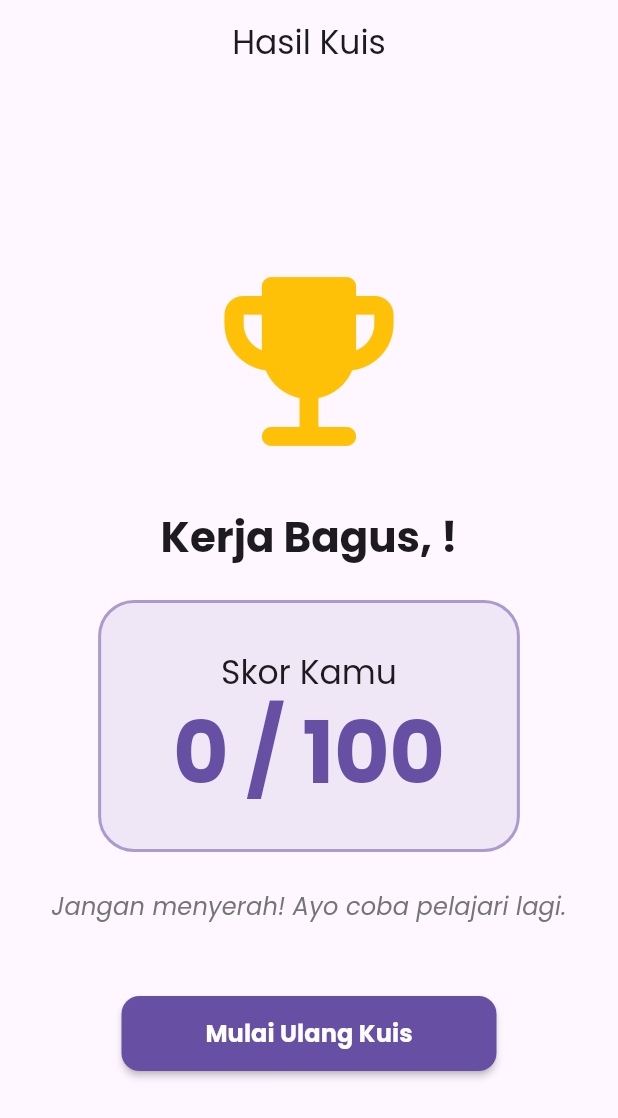
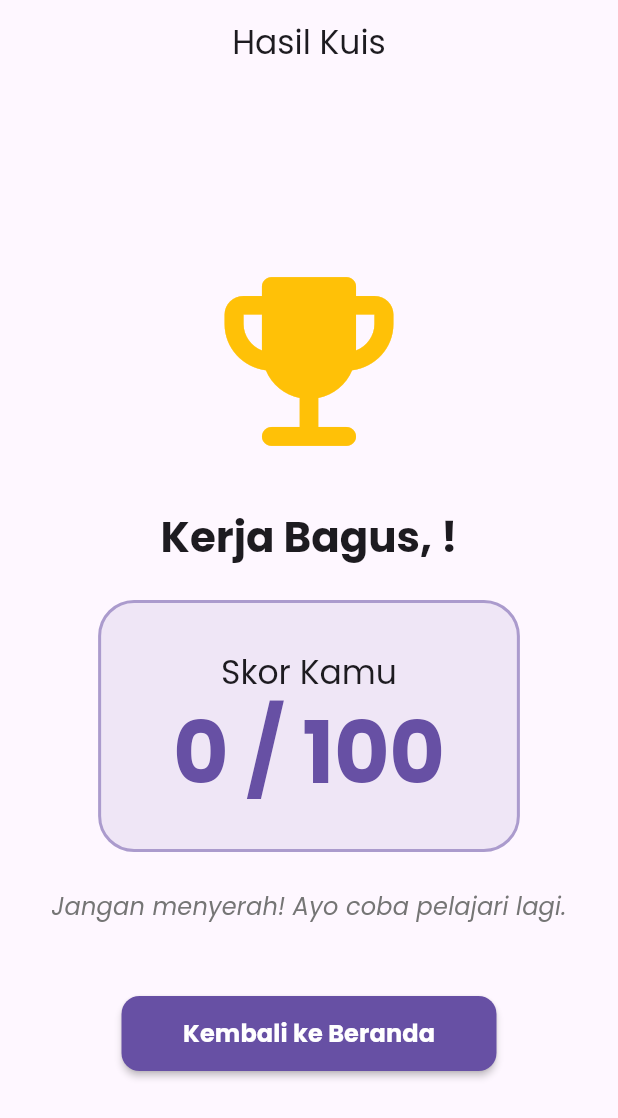
Before and after one commit to jonthanngl/kuis_app, a Flutter app: the ResultScreen screen opened directly, on a phone screen of 412 x 824 dp. Shown: the top 1118 px of the screen. Run offline on Flutter 3.47's test engine with Material 3 defaults, Android fonts, the phone set to English and light mode, and no system bars; our stand-ins replace google_fonts.

Commit message:
Change navigation and feedback in ResultScreen
Updated the ResultScreen to navigate back to MainScreen instead of LoginScreen and modified the feedback message and button text.

```diff
--- a/lib/screens/result_screen.dart
+++ b/lib/screens/result_screen.dart
@@ -2,21 +2,19 @@ import 'package:flutter/material.dart';
 import 'package:provider/provider.dart';
 import '../providers/quiz_provider.dart';
 import '../widgets/custom_button.dart';
-import 'login_screen.dart';
+import 'main_screen.dart'; // Import MainScreen
 
 class ResultScreen extends StatelessWidget {
   const ResultScreen({super.key});
 
   @override
   Widget build(BuildContext context) {
-    // Membaca nilai dari provider hanya sekali saat render
     final quizProvider = context.read<QuizProvider>();
     final int score = quizProvider.score;
     final String name = quizProvider.userName;
     final int totalSoal = quizProvider.questions.length;
-    final int maxScore = totalSoal * 10; // Disesuaikan dengan logika di checkAnswer (10 poin per soal)
+    final int maxScore = totalSoal * 10;
 
-    // Menentukan pesan umpan balik berdasarkan perolehan skor
     String feedbackMessage;
     if (score == maxScore) {
       feedbackMessage = 'Sempurna! Kamu menguasai semua materi.';
@@ -30,7 +28,7 @@ class ResultScreen extends StatelessWidget {
       appBar: AppBar(
         title: const Text('Hasil Kuis'),
         centerTitle: true,
-        automaticallyImplyLeading: false, // Mencegah tombol back dari sistem agar tidak merusak alur
+        automaticallyImplyLeading: false,
       ),
       body: Center(
         child: SingleChildScrollView(
@@ -39,7 +37,6 @@ class ResultScreen extends StatelessWidget {
             mainAxisAlignment: MainAxisAlignment.center,
             crossAxisAlignment: CrossAxisAlignment.center,
             children: [
-              // Ikon Trofi
               const Icon(
                 Icons.emoji_events_rounded,
                 size: 150,
@@ -47,7 +44,6 @@ class ResultScreen extends StatelessWidget {
               ),
               const SizedBox(height: 24),
 
-              // Nama Pengguna
               Text(
                 'Kerja Bagus, $name!',
                 style: Theme.of(context).textTheme.headlineMedium?.copyWith(
@@ -57,14 +53,13 @@ class ResultScreen extends StatelessWidget {
               ),
               const SizedBox(height: 24),
 
-              // Kartu Skor Akhir (UI Kontras)
               Container(
                 padding: const EdgeInsets.symmetric(vertical: 32, horizontal: 48),
                 decoration: BoxDecoration(
-                  color: Theme.of(context).primaryColor.withValues(alpha: 0.1),
+                  color: Theme.of(context).primaryColor.withOpacity(0.1),
                   borderRadius: BorderRadius.circular(24),
                   border: Border.all(
-                    color: Theme.of(context).primaryColor.withValues(alpha: 0.5),
+                    color: Theme.of(context).primaryColor.withOpacity(0.5),
                     width: 2,
                   ),
                 ),
@@ -87,7 +82,6 @@ class ResultScreen extends StatelessWidget {
               ),
               const SizedBox(height: 24),
 
-              // Pesan Evaluasi
               Text(
                 feedbackMessage,
                 style: Theme.of(context).textTheme.titleMedium?.copyWith(
@@ -98,18 +92,17 @@ class ResultScreen extends StatelessWidget {
               ),
               const SizedBox(height: 48),
 
-              // Tombol Ulangi Kuis (Menggunakan Reusable Widget)
               CustomButton(
-                text: 'Mulai Ulang Kuis',
-                width: 250, // Membatasi lebar tombol agar proporsional
+                text: 'Kembali ke Beranda',
+                width: 250,
                 onPressed: () {
-                  // Mereset state aplikasi melalui provider
+                  // Mereset state progres kuis agar bisa dikerjakan ulang nantinya
                   quizProvider.resetQuiz();
 
-                  // Navigasi kembali ke halaman Login sambil menghapus semua riwayat halaman sebelumnya
+                  // Navigasi kembali ke MainScreen dan menghapus riwayat halaman Hasil & Kuis
                   Navigator.pushAndRemoveUntil(
                     context,
-                    MaterialPageRoute(builder: (context) => const LoginScreen()),
+                    MaterialPageRoute(builder: (context) => const MainScreen()),
                         (Route<dynamic> route) => false,
                   );
                 },
```
